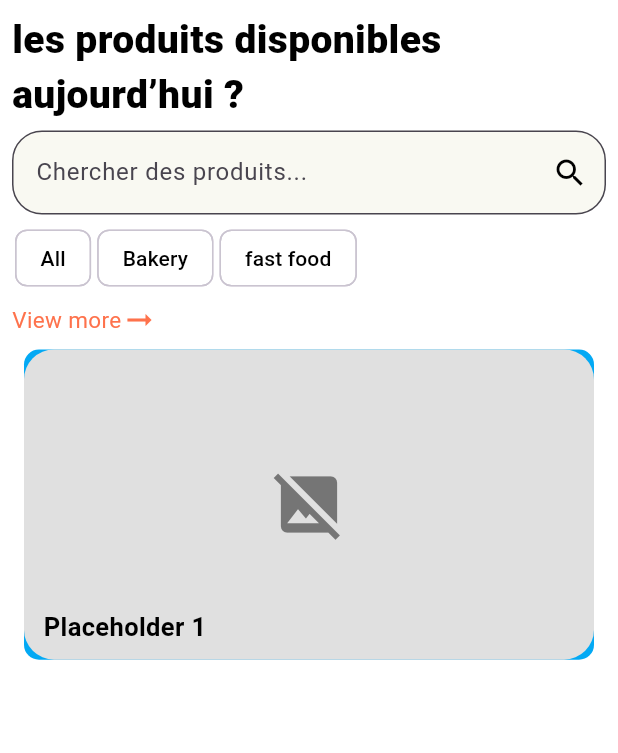
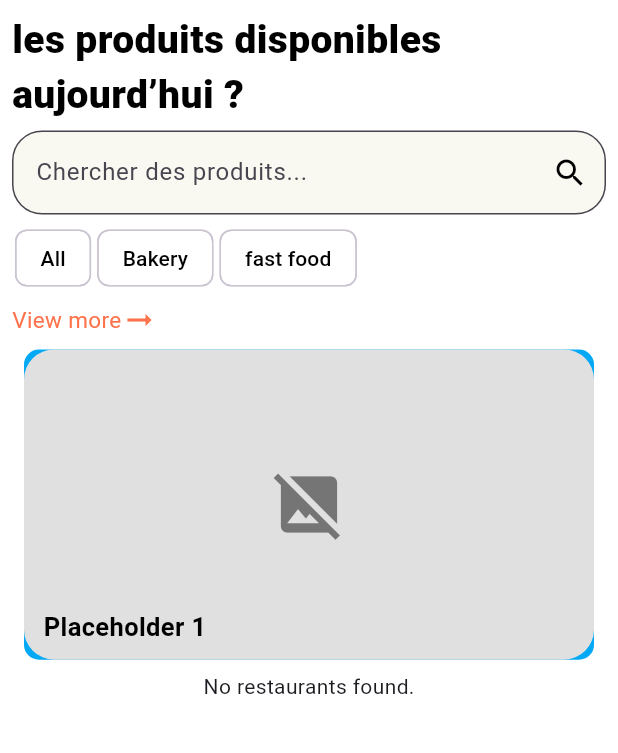
Before and after one commit to meriemDahil/EcoBite, a Flutter app: the Home screen opened directly with empty values, on a phone screen of 412 x 824 dp, the part 84-837 px from its top. Run offline on Flutter 3.47's test engine with Material 3 defaults, Android fonts, the light colour scheme and no system bars; drawn by our look-alikes of carousel_slider; our stand-ins replace bloc, cloud_firestore, firebase_auth, firebase_core, flash, flutter_bloc and 4 more; accounts and stored records are empty; generated files the repository leaves out were written again.

Commit message:
display restaurants

```diff
--- a/lib/features/home/data/restaurant.dart
+++ b/lib/features/home/data/restaurant.dart
@@ -1,27 +1,21 @@
-import 'package:eco_bite/features/Authentification/data/user_model.dart';
 import 'package:freezed_annotation/freezed_annotation.dart';
-
 part 'restaurant.freezed.dart';
 part 'restaurant.g.dart';
 
 @freezed
-class Restaurant with _$Restaurant {
-  @JsonSerializable(explicitToJson: true)
-  factory Restaurant({
-    required String id,
-    required String name,
-    UserModel? restaurantOwner,
-    required String address,
-    String? description,
-    required String imageUrl,
-    required String openTime,
-    required String closeTime,
-    String? phone,
-    String? website,
-    Map<String, String>? socialMedia,
-    int? likesCount,
-    int? commentsCount,
-  }) = _Restaurant;
 
-  factory Restaurant.fromJson(Map<String, dynamic> json) => _$RestaurantFromJson(json);
+class RestaurantModel with _$RestaurantModel {
+  const factory RestaurantModel({
+    required String id,                    // Unique restaurant ID (could be linked to the user ID)
+    required String restaurantName,        // Restaurant name
+    String? address,                      // Address of the restaurant
+    String? phone,                        // Restaurant phone number
+    String? image,                        // Restaurant image URL
+    String? openingTime,                  // Opening time (e.g., "09:00 AM")
+    String? closingTime,                  // Closing time (e.g., "10:00 PM")
+    double? rating,                       // Rating of the restaurant
+    List<String>? menuItems,              // List of menu items (optional)
+  }) = _RestaurantModel;
+
+  factory RestaurantModel.fromJson(Map<String, dynamic> json) => _$RestaurantModelFromJson(json);
 }
--- a/lib/features/home/ui/carousel.dart
+++ b/lib/features/home/ui/carousel.dart
@@ -6,20 +6,20 @@ import 'package:carousel_slider/carousel_slider.dart';
 
 
 class CarouselSlide extends StatelessWidget {
-  final List<Restaurant>? res;
+  final List<RestaurantModel>? res;
   CarouselSlide({super.key, this.res});
 
   @override
   Widget build(BuildContext context) {
     final placeholderData = List.generate(
       10,
-      (index) => Restaurant(
-        name: 'Placeholder ${index + 1}',
-        imageUrl: '',
+      (index) => RestaurantModel(
+        restaurantName: 'Placeholder ${index + 1}',
+        image: '',
         id: '',
         address: '',
-        openTime: '',
-        closeTime: '',
+        openingTime: '',
+        closingTime: '',
       ),
     );
 
@@ -43,18 +43,18 @@ class CarouselSlide extends StatelessWidget {
               margin: EdgeInsets.all(8),
               width: MediaQuery.of(context).size.width,
               decoration: BoxDecoration(
-                color: Colors.primaries[restaurant.name.hashCode % Colors.primaries.length],
+                color: Colors.primaries[restaurant.restaurantName.hashCode % Colors.primaries.length],
                 borderRadius: BorderRadius.circular(10),
               ),
               child: Stack(
                 children: [
                   Positioned.fill(
-                    child: restaurant.imageUrl.isNotEmpty
+                    child: restaurant.image!.isNotEmpty
                         ? Container(
                             decoration: BoxDecoration(
                               borderRadius: BorderRadius.circular(20),
                               image: DecorationImage(
-                                image: NetworkImage(restaurant.imageUrl),
+                                image: NetworkImage(restaurant.image!),
                                 fit: BoxFit.cover,
                               ),
                             ),
@@ -76,7 +76,7 @@ class CarouselSlide extends StatelessWidget {
                     child: Padding(
                       padding: const EdgeInsets.only(left: 8.0),
                       child: Text(
-                        restaurant.name,  // Either placeholder or actual name
+                        restaurant.restaurantName,  // Either placeholder or actual name
                         style: const TextStyle(
                           fontSize: 17,
                           fontWeight: FontWeight.w600,
--- a/lib/features/home/ui/home.dart
+++ b/lib/features/home/ui/home.dart
@@ -3,6 +3,8 @@ import 'package:eco_bite/core/search.dart';
 import 'package:eco_bite/features/Authentification/data/user_model.dart';
 import 'package:eco_bite/features/Authentification/logic/cubit/auth_cubit.dart';
 import 'package:eco_bite/features/Authentification/ui/sign_in.dart';
+import 'package:eco_bite/features/home/data/restaurant.dart';
+import 'package:eco_bite/features/home/repo/restaurant_repo.dart';
 import 'package:eco_bite/features/home/ui/carousel.dart';
 import 'package:flutter/material.dart';
 import 'package:flutter_bloc/flutter_bloc.dart';
@@ -129,6 +131,39 @@ class _HomeState extends State<Home> {
             ),),
             CarouselSlide(),
 
+     FutureBuilder<List<RestaurantModel>>(
+  future: RestaurantRepository().getAllRestaurants(),
+  builder: (context, snapshot) {
+    if (snapshot.connectionState == ConnectionState.waiting) {
+      return Center(child: CircularProgressIndicator());
+    } else if (snapshot.hasError) {
+      return Center(child: Text('Error: ${snapshot.error}'));
+    } else if (snapshot.hasData) {
+      final restaurants = snapshot.data!;
+      if (restaurants.isEmpty) {
+        return Center(child: Text('No restaurants found.'));
+      }
+
+      return ListView.builder(
+  shrinkWrap: true, // Makes ListView occupy minimal space
+  physics: NeverScrollableScrollPhysics(), // Prevents nested scrolling conflicts
+  itemCount: restaurants.length,
+  itemBuilder: (context, index) {
+    final restaurant = restaurants[index];
+    return ListTile(
+      title: Text(restaurant.restaurantName),
+      // subtitle: Text('Rating: ${restaurant.rating?.toString() ?? "N/A"}'),
+    );
+  },
+);
+
+    } else {
+      return Center(child: Text('No data available.'));
+    }
+  },
+),
+
+
 
         ],
         ),
```
Also changed, not shown: lib/features/home/repo/restaurant_repo.dart (added, +45 -0 lines), lib/features/home/data/restaurant.freezed.dart, lib/features/home/data/restaurant.g.dart.
